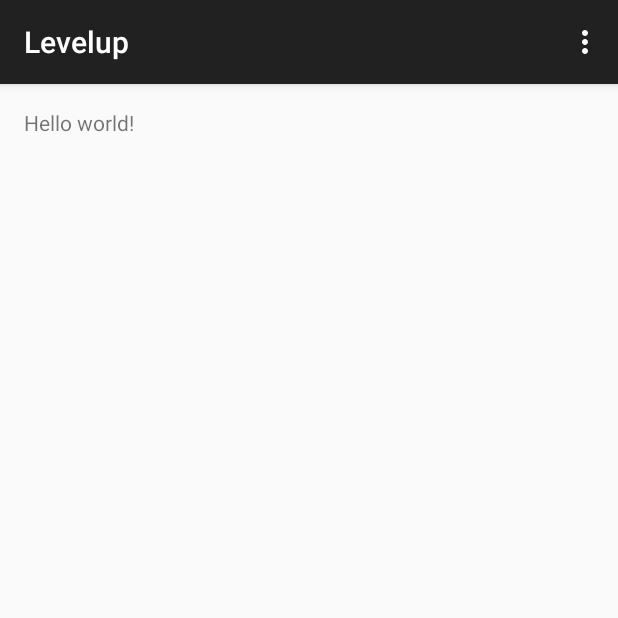
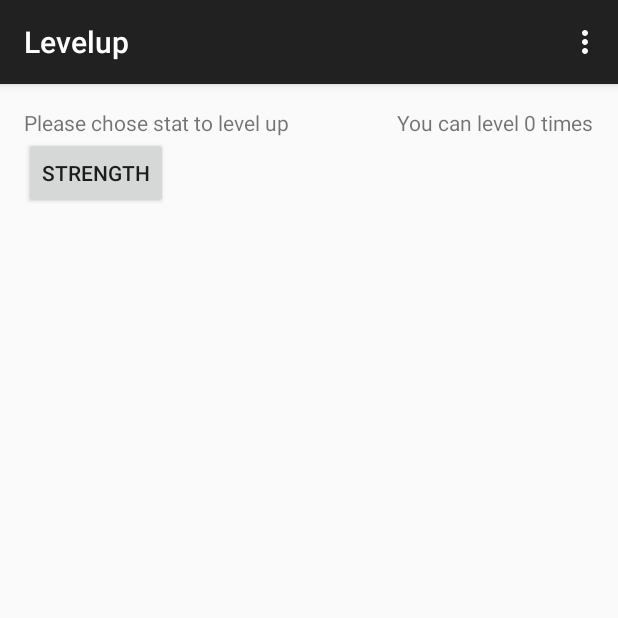
Before and after one commit to gardyna/WalkerAppGame, an Android app: the Levelup screen opened directly, with no data from a screen before it, on a phone screen of 412 x 824 dp, the top half of it. Run offline under Robolectric (Android 15) with nearby library versions, the light colour scheme and no system bars.

Commit message:
level up system started (just need to add other stats)

```diff
--- a/app/src/main/java/com/ru/andr/walkinggame/Levelup.java
+++ b/app/src/main/java/com/ru/andr/walkinggame/Levelup.java
@@ -1,16 +1,25 @@
 package com.ru.andr.walkinggame;
 
+import android.content.Intent;
 import android.support.v7.app.AppCompatActivity;
 import android.os.Bundle;
 import android.view.Menu;
 import android.view.MenuItem;
+import android.view.View;
+import android.widget.TextView;
 
 public class Levelup extends AppCompatActivity {
+    TextView canLevelText;
+    Player player;
 
     @Override
     protected void onCreate(Bundle savedInstanceState) {
         super.onCreate(savedInstanceState);
         setContentView(R.layout.activity_levelup);
+        player = Player.getPlayer(this);
+        canLevelText = (TextView)findViewById(R.id.LevelTimes);
+
+        canLevelText.setText("You can level " + player.getCanLevelUpTimes() + " times");
     }
 
     @Override
@@ -34,4 +43,18 @@ public class Levelup extends AppCompatActivity {
 
         return super.onOptionsItemSelected(item);
     }
+
+    public void IncStrength(View v){
+        player.incSTR();
+        player.Save();
+        canLevelText.setText("You can level " + player.getCanLevelUpTimes() + " times");
+        checkGoBack();
+    }
+
+    private void checkGoBack(){
+        if (player.getCanLevelUpTimes() <= 0){
+            Intent i = new Intent(this, StepCount.class);
+            startActivity(i);
+        }
+    }
 }
--- a/app/src/main/java/com/ru/andr/walkinggame/Player.java
+++ b/app/src/main/java/com/ru/andr/walkinggame/Player.java
@@ -3,9 +3,18 @@ package com.ru.andr.walkinggame;
 //TODO: save player info online
 
 import android.content.Context;
-import android.content.Intent;
+import android.content.SharedPreferences;
 
 public class Player {
+    //region valueKeys
+    private static final String strKey = "mySTR";
+    private static final String expKey = "myEXP";
+    private static final String nextExpKey = "myExpToLevel";
+    private static final String levelKey = "myLevel";
+    private static final String timesCanLeveKey = "myTimesCanLevel";
+    private static final String PREFS_FILE = "myPrefs";
+    //endregion
+
     private int mEXP;
     private int level;
     private int STR;
@@ -46,17 +55,49 @@ public class Player {
     }
     // endregion
 
+    //region incrementers
+    public void incSTR(){
+        if(canLevelUpTimes > 0){
+            STR++;
+            canLevelUpTimes--;
+        }
+        Save();
+    }
+
+    //endregion
     public void addEXP(int exp){
         mEXP += exp;
         if (mEXP >= toNextLevel){
             levelUp();
         }
+        Save();
     }
 
     private void levelUp(){
         mEXP = 0;
-        //level++;
         canLevelUpTimes++;
         toNextLevel = toNextLevel * 1.2f;
+        Save();
+    }
+
+    public void Save(){
+        SharedPreferences.Editor sp = mContext.getSharedPreferences(PREFS_FILE, Context.MODE_PRIVATE).edit();
+        sp.putInt(levelKey, level);
+        sp.putInt(strKey, STR);
+        sp.putInt(expKey, mEXP);
+        sp.putInt(timesCanLeveKey, canLevelUpTimes);
+        sp.putFloat(nextExpKey, toNextLevel);
+        sp.apply();
+    }
+
+    public static Player getPlayer(Context c){
+        Player p = new Player(c);
+        SharedPreferences sp = c.getSharedPreferences(PREFS_FILE, c.MODE_PRIVATE);
+        p.STR               = sp.getInt(strKey, 1);
+        p.canLevelUpTimes   = sp.getInt(timesCanLeveKey, 0);
+        p.level             = sp.getInt(levelKey, 1);
+        p.mEXP              = sp.getInt(expKey, 0);
+        p.toNextLevel       = sp.getFloat(nextExpKey, 10);
+        return p;
     }
 }
--- a/app/src/main/res/layout/activity_levelup.xml
+++ b/app/src/main/res/layout/activity_levelup.xml
@@ -6,7 +6,22 @@
     android:paddingBottom="@dimen/activity_vertical_margin"
     tools:context="com.ru.andr.walkinggame.Levelup">
 
-    <TextView android:text="@string/hello_world" android:layout_width="wrap_content"
-        android:layout_height="wrap_content" />
+    <TextView android:text="Please chose stat to level up"
+        android:layout_width="wrap_content"
+        android:layout_height="wrap_content"
+        android:id="@+id/textView" />
+    <TextView android:text="you can level 3 times"
+        android:layout_width="wrap_content"
+        android:layout_height="wrap_content"
+        android:id="@+id/LevelTimes"
+        android:layout_alignParentTop="true"
+        android:layout_alignParentEnd="true" />
+    <Button
+        android:layout_width="wrap_content"
+        android:layout_height="wrap_content"
+        android:text="Strength"
+        android:layout_below="@+id/textView"
+        android:layout_alignParentStart="true"
+        android:onClick="IncStrength"/>
 
 </RelativeLayout>
--- a/app/src/main/res/layout/activity_step_count.xml
+++ b/app/src/main/res/layout/activity_step_count.xml
@@ -48,7 +48,8 @@
         android:text="Level up!"
         android:id="@+id/button"
         android:layout_alignParentTop="true"
-        android:layout_alignParentEnd="true" />
+        android:layout_alignParentEnd="true"
+        android:onClick="StartLevelUp"/>
 
 
 </RelativeLayout>
```
Also changed, not shown: app/src/main/java/com/ru/andr/walkinggame/StepCount.java (+16 -2 lines).
